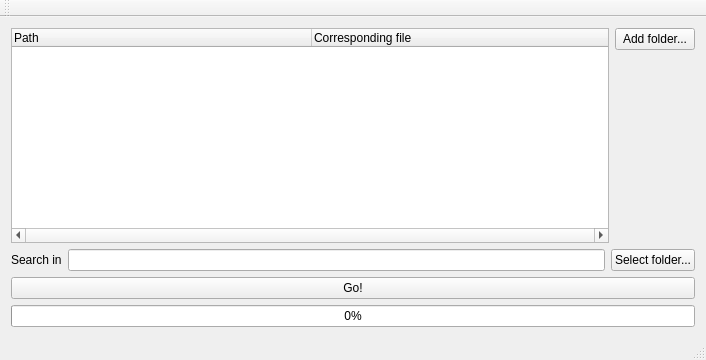
c90adventures/file_backup, file mainwindow.ui: the form before one commit.
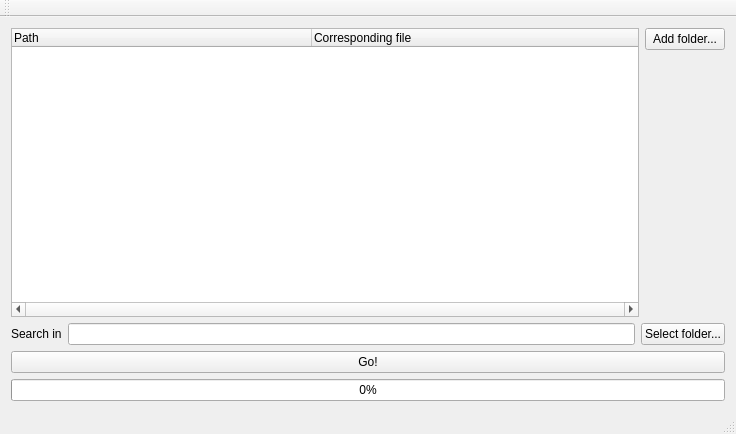
The form after the commit.

```diff
--- a/mainwindow.ui
+++ b/mainwindow.ui
@@ -6,19 +6,28 @@
    <rect>
     <x>0</x>
     <y>0</y>
-    <width>706</width>
-    <height>360</height>
+    <width>736</width>
+    <height>434</height>
    </rect>
   </property>
   <property name="windowTitle">
    <string>MainWindow</string>
   </property>
   <widget class="QWidget" name="centralWidget">
-   <layout class="QVBoxLayout" name="verticalLayout">
+   <layout class="QVBoxLayout" name="verticalLayout" stretch="1,0,0,0">
     <item>
-     <layout class="QGridLayout" name="gridLayout" rowstretch="1,0,0" columnstretch="1,0,0,0">
+     <layout class="QGridLayout" name="gridLayout" rowstretch="0,0,0" columnstretch="1,0,0">
+      <property name="sizeConstraint">
+       <enum>QLayout::SetNoConstraint</enum>
+      </property>
       <item row="0" column="0" rowspan="3" colspan="2">
        <widget class="QTreeWidget" name="treeWidget">
+        <property name="sizePolicy">
+         <sizepolicy hsizetype="Expanding" vsizetype="Expanding">
+          <horstretch>0</horstretch>
+          <verstretch>0</verstretch>
+         </sizepolicy>
+        </property>
         <property name="horizontalScrollBarPolicy">
          <enum>Qt::ScrollBarAlwaysOn</enum>
         </property>
```
Left out of the diff: 6 changed lines with no effect on the pictures.
